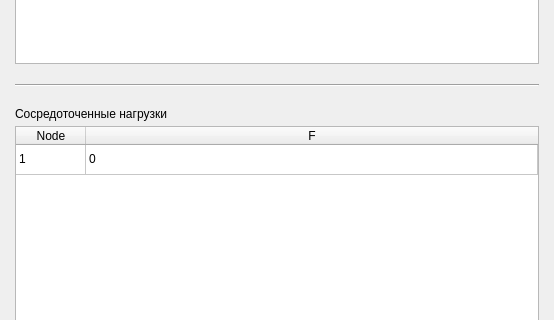
The window that sidebarwidget.ui (sm4ll-3gg/USCAD) describes before a commit, drawn with Qt 5; both pictures show x 0 to 554 and y 268 to 588 of the 554 by 707 pixel window.
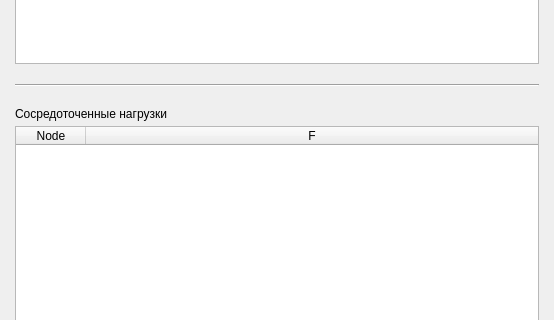
The same window after the commit.

What changed in the file:
```diff
--- a/sidebarwidget.ui
+++ b/sidebarwidget.ui
@@ -132,11 +132,6 @@
        <attribute name="verticalHeaderVisible">
         <bool>false</bool>
        </attribute>
-       <row>
-        <property name="text">
-         <string>1</string>
-        </property>
-       </row>
        <column>
         <property name="text">
          <string>Node</string>
@@ -147,16 +142,6 @@
          <string>F</string>
         </property>
        </column>
-       <item row="0" column="0">
-        <property name="text">
-         <string>1</string>
-        </property>
-       </item>
-       <item row="0" column="1">
-        <property name="text">
-         <string>0</string>
-        </property>
-       </item>
       </widget>
      </item>
     </layout>
```
Left out of the diff: 2 changed lines with no effect on the pictures.
